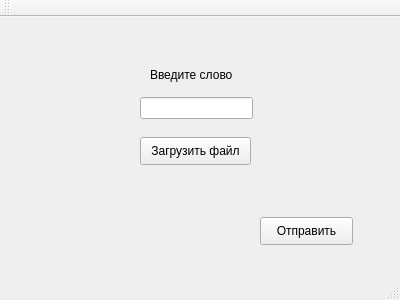
Before: the Qt Designer form Client/Client/mainwindow.ui in AlexEternity/Client-Server, drawn with Qt 5.
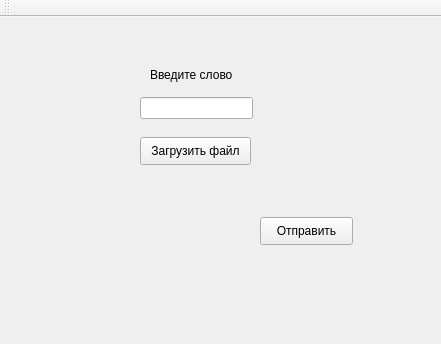
After: the same form once the commit is applied.

Patch:
```diff
--- a/Client/Client/mainwindow.ui
+++ b/Client/Client/mainwindow.ui
@@ -6,10 +6,22 @@
    <rect>
     <x>0</x>
     <y>0</y>
-    <width>400</width>
-    <height>300</height>
+    <width>441</width>
+    <height>344</height>
    </rect>
   </property>
+  <property name="minimumSize">
+   <size>
+    <width>441</width>
+    <height>344</height>
+   </size>
+  </property>
+  <property name="maximumSize">
+   <size>
+    <width>441</width>
+    <height>344</height>
+   </size>
+  </property>
   <property name="windowTitle">
    <string>MainWindow</string>
   </property>
@@ -108,7 +120,6 @@
     <bool>false</bool>
    </attribute>
   </widget>
-  <widget class="QStatusBar" name="statusBar"/>
  </widget>
  <layoutdefault spacing="6" margin="11"/>
  <resources/>
```
Left out of the diff: 2 changed lines with no effect on the pictures.
